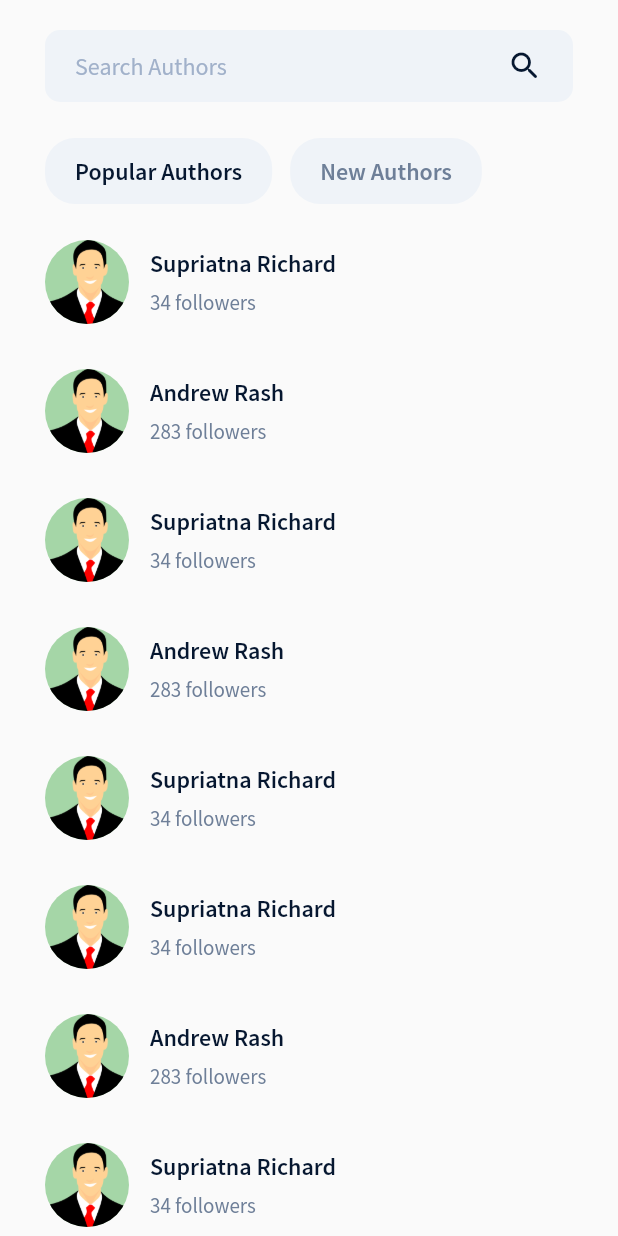
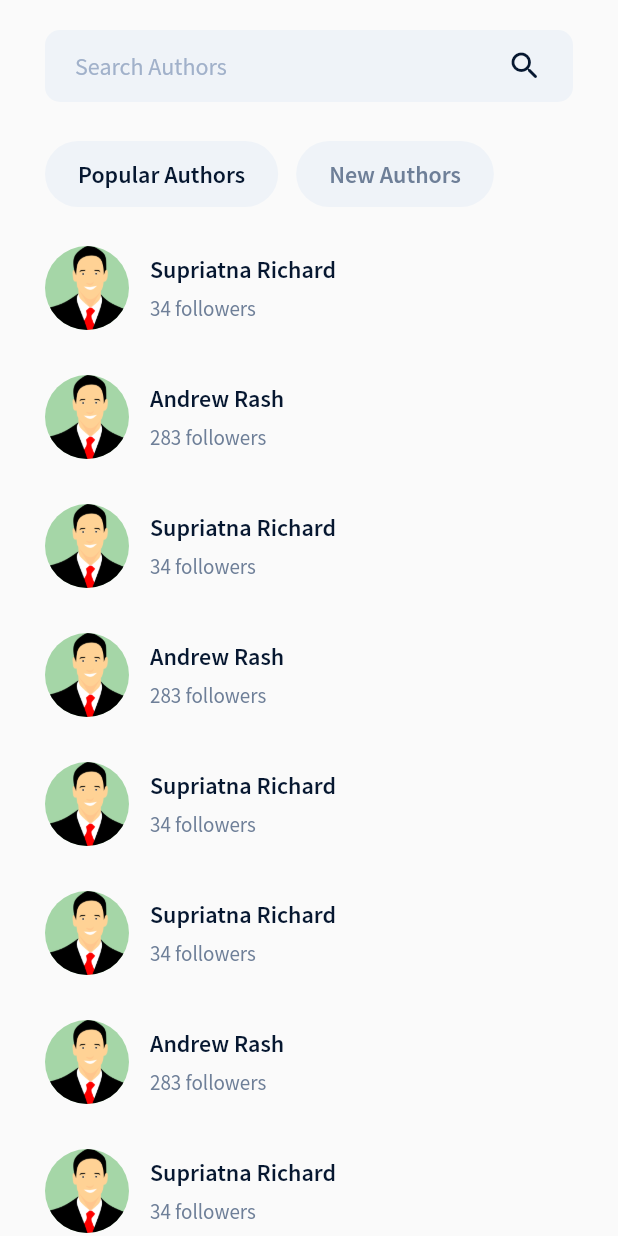
Before and after one commit to urantiatech/spirit_within_flutter, a Flutter app: the AuthorsScreen widget shown alone on an empty page, opened directly, on a phone screen of 412 x 824 dp. Run offline on Flutter 3.47's test engine with Material 2 defaults, Android fonts, the phone set to English and light mode, and no system bars; our stand-ins replace contacts_service, flutter_slidable, permission_handler, pin_code_fields, shared_preferences; missing offline and left inert: country_list_pick, launch_review, quill_delta, zefyr; accounts and stored records are empty; project files that could hold a hidden picture were left out.

Commit message:
SW-62 completed

```diff
--- a/lib/screens/author_list_screen.dart
+++ b/lib/screens/author_list_screen.dart
@@ -5,7 +5,13 @@ import 'package:spirit_within_flutter/widgets/search_bar.dart';
 
 import 'font_size_screen.dart';
 
-class AuthorsScreen extends StatelessWidget {
+class AuthorsScreen extends StatefulWidget {
+  @override
+  _AuthorsScreenState createState() => _AuthorsScreenState();
+}
+
+class _AuthorsScreenState extends State<AuthorsScreen> {
+  bool isPopularSelected = true;
   @override
   Widget build(BuildContext context) {
     return SingleChildScrollView(
@@ -16,44 +22,25 @@ class AuthorsScreen extends StatelessWidget {
             padding: EdgeInsets.only(left: 30, top: 24),
             child: Row(
               children: [
-                Container(
-                  decoration: BoxDecoration(
-                    color: Color(0xFFEFF3F8),
-                    borderRadius: BorderRadius.all(
-                      Radius.circular(20),
-                    ),
-                  ),
-                  padding: EdgeInsets.symmetric(horizontal: 20, vertical: 12),
-                  child: Text(
-                    'Popular Authors',
-                    style: TextStyle(
-                      fontSize: fontSize16,
-                      fontWeight: FontWeight.w600,
-                      color: normalTextColor,
-                      fontFamily: 'SourceSansPro',
-                    ),
-                  ),
-                ),
+                TopTabButton(
+                    title: 'Popular Authors',
+                    isActive: isPopularSelected,
+                    onPressedFunction: () {
+                      setState(() {
+                        isPopularSelected = true;
+                      });
+                    }),
                 SizedBox(
                   width: 12,
                 ),
-                Container(
-                  decoration: BoxDecoration(
-                    color: Color(0xFFEFF3F8),
-                    borderRadius: BorderRadius.all(
-                      Radius.circular(20),
-                    ),
-                  ),
-                  padding: EdgeInsets.symmetric(horizontal: 20, vertical: 12),
-                  child: Text(
-                    'New Authors',
-                    style: TextStyle(
-                      fontSize: fontSize16,
-                      fontWeight: FontWeight.w600,
-                      color: subtleTextColor,
-                      fontFamily: 'SourceSansPro',
-                    ),
-                  ),
+                TopTabButton(
+                  title: 'New Authors',
+                  isActive: !isPopularSelected,
+                  onPressedFunction: () {
+                    setState(() {
+                      isPopularSelected = false;
+                    });
+                  },
                 ),
               ],
             ),
@@ -61,6 +48,69 @@ class AuthorsScreen extends StatelessWidget {
           SizedBox(
             height: 9,
           ),
+          isPopularSelected ? PopularAuthorsColumn() : NewAuthorsColumn(),
+        ],
+      ),
+    );
+  }
+}
+
+class TopTabButton extends StatelessWidget {
+  final String title;
+  final bool isActive;
+  final Function onPressedFunction;
+
+  TopTabButton({
+    @required this.title,
+    @required this.isActive,
+    @required this.onPressedFunction,
+  });
+
+  @override
+  Widget build(BuildContext context) {
+    return ElevatedButton(
+      style: ButtonStyle(
+        overlayColor: MaterialStateProperty.all<Color>(
+          Color(0xFFE0E9F5),
+        ),
+        elevation: MaterialStateProperty.all(0),
+        padding: MaterialStateProperty.all(
+          EdgeInsets.symmetric(horizontal: 18),
+        ),
+        backgroundColor: MaterialStateProperty.all<Color>(
+          Color(0xFFEFF3F8),
+        ),
+        shape: MaterialStateProperty.all<RoundedRectangleBorder>(
+          RoundedRectangleBorder(
+            borderRadius: BorderRadius.circular(30),
+          ),
+        ),
+      ),
+      child: Padding(
+        padding: const EdgeInsets.symmetric(
+          vertical: 12,
+          horizontal: 4,
+        ),
+        child: Text(
+          title,
+          style: TextStyle(
+            fontSize: fontSize16,
+            fontWeight: FontWeight.w600,
+            color: isActive ? normalTextColor : subtleTextColor,
+            fontFamily: 'SourceSansPro',
+          ),
+        ),
+      ),
+      onPressed: onPressedFunction,
+    );
+  }
+}
+
+class PopularAuthorsColumn extends StatelessWidget {
+  @override
+  Widget build(BuildContext context) {
+    return Column(
+      children: [
         AuthorCard(
           imgPath: 'assets/images/author.png',
           authorName: 'Supriatna Richard',
@@ -128,7 +178,34 @@ class AuthorsScreen extends StatelessWidget {
           following: false,
         ),
       ],
-      ),
     );
   }
 }
+
+class NewAuthorsColumn extends StatelessWidget {
+  @override
+  Widget build(BuildContext context) {
+    return Column(
+      children: [
+        AuthorCard(
+          imgPath: 'assets/images/author.png',
+          authorName: 'Supriatna Richard',
+          followersCount: 12,
+          following: false,
+        ),
+        AuthorCard(
+          imgPath: 'assets/images/author.png',
+          authorName: 'Supriatna Richard',
+          followersCount: 14,
+          following: false,
+        ),
+        AuthorCard(
+          imgPath: 'assets/images/author.png',
+          authorName: 'Supriatna Richard',
+          followersCount: 4,
+          following: false,
+        ),
+      ],
+    );
+  }
+}
```
Lines whose indentation alone changed are shown as unchanged.
